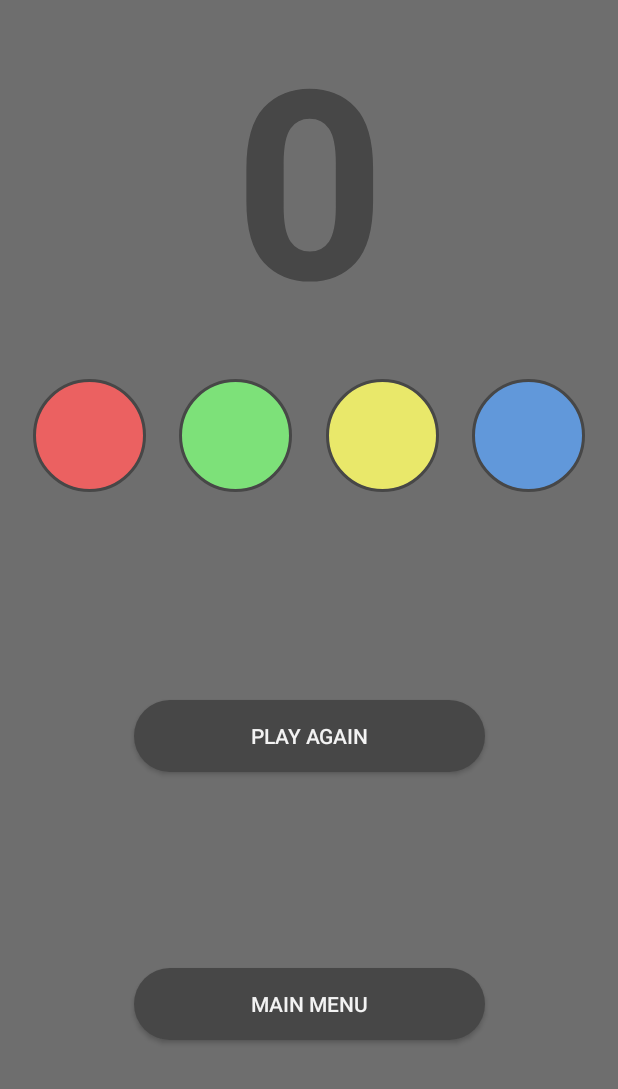
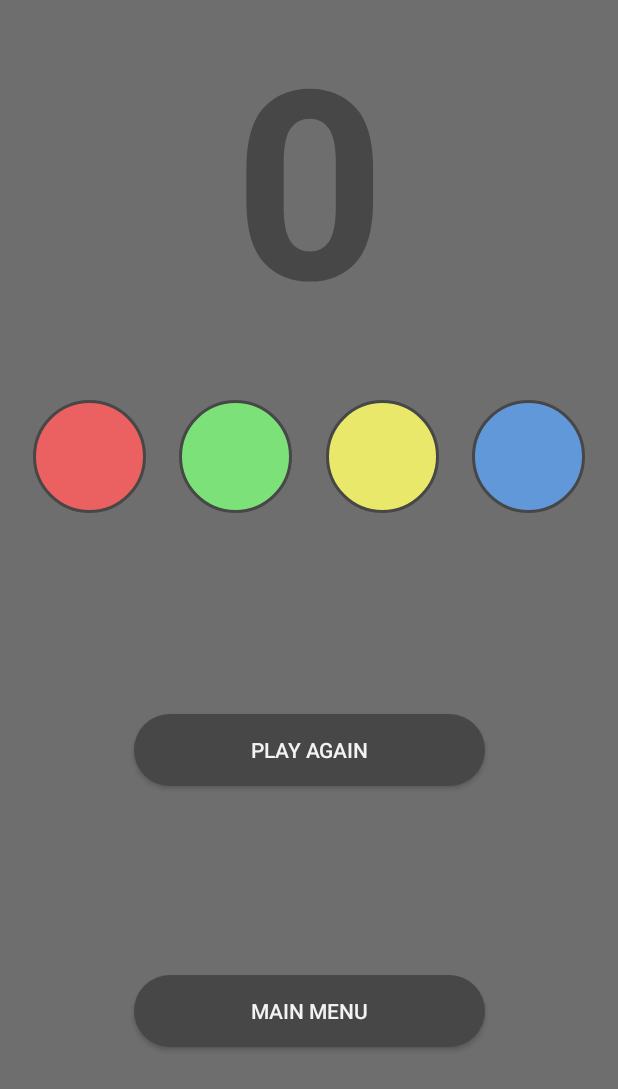
Before and after one commit to max-seeli/Comember, an Android app: the GameOverFragment screen opened through its navigation route, on a phone screen of 412 x 824 dp. Shown: the top 1089 px of the screen. Run offline under Robolectric (Android 15) with nearby library versions, the light colour scheme and no system bars.

Commit message:
Rounded Text View and changed from guidelines to barriers
Signed-off-by: Max Seeliger <maximilian.seeliger@gmail.com>

```diff
--- a/app/src/main/res/layout/game_over_fragment.xml
+++ b/app/src/main/res/layout/game_over_fragment.xml
@@ -24,50 +24,44 @@
         android:layout_width="@dimen/main_circle_size"
 
         android:layout_height="@dimen/main_circle_size"
-        android:layout_marginTop="64dp"
         android:background="@drawable/red_circle_shape"
         app:layout_constraintEnd_toStartOf="@+id/green_circle"
         app:layout_constraintStart_toStartOf="parent"
-        app:layout_constraintTop_toBottomOf="@+id/guideline5" />
+        app:layout_constraintTop_toBottomOf="@+id/barrier2" />
 
     <View
         android:id="@+id/green_circle"
         android:layout_width="@dimen/main_circle_size"
         android:layout_height="@dimen/main_circle_size"
-        android:layout_marginTop="64dp"
         android:background="@drawable/green_circle_shape"
         app:layout_constraintEnd_toStartOf="@+id/yellow_circle"
         app:layout_constraintHorizontal_bias="0.5"
         app:layout_constraintStart_toEndOf="@+id/red_circle"
-        app:layout_constraintTop_toBottomOf="@+id/guideline5" />
+        app:layout_constraintTop_toBottomOf="@+id/barrier2" />
 
     <View
         android:id="@+id/yellow_circle"
         android:layout_width="@dimen/main_circle_size"
         android:layout_height="@dimen/main_circle_size"
-        android:layout_marginTop="64dp"
         android:background="@drawable/yellow_circle_shape"
         app:layout_constraintEnd_toStartOf="@+id/blue_circle"
         app:layout_constraintHorizontal_bias="0.5"
         app:layout_constraintStart_toEndOf="@+id/green_circle"
-        app:layout_constraintTop_toBottomOf="@+id/guideline5" />
+        app:layout_constraintTop_toBottomOf="@+id/barrier2" />
 
     <View
         android:id="@+id/blue_circle"
         android:layout_width="@dimen/main_circle_size"
         android:layout_height="@dimen/main_circle_size"
-        android:layout_marginTop="64dp"
         android:background="@drawable/blue_circle_shape"
         app:layout_constraintEnd_toEndOf="parent"
         app:layout_constraintHorizontal_bias="0.5"
         app:layout_constraintStart_toEndOf="@+id/yellow_circle"
-        app:layout_constraintTop_toBottomOf="@+id/guideline5" />
+        app:layout_constraintTop_toBottomOf="@+id/barrier2" />
 
     <Button
         android:id="@id/button_play_again"
         style="@style/button_style"
-        android:layout_width="234dp"
-        android:layout_height="@dimen/button_height"
         android:layout_marginTop="32dp"
         android:layout_marginBottom="24dp"
         android:text="@string/play_again"
@@ -82,8 +76,6 @@
     <Button
         android:id="@id/button_main_menu"
         style="@style/button_style"
-        android:layout_width="234dp"
-        android:layout_height="@dimen/button_height"
         android:layout_marginHorizontal="60dp"
         android:layout_marginBottom="24dp"
         android:text="@string/main_menu"
@@ -96,10 +88,18 @@
         tools:layout_conversion_absoluteWidth="273dp" />
 
     <androidx.constraintlayout.widget.Guideline
-        android:id="@+id/guideline5"
+        android:id="@+id/guideline"
         android:layout_width="wrap_content"
         android:layout_height="wrap_content"
         android:orientation="horizontal"
-        app:layout_constraintGuide_begin="189dp" />
+        app:layout_constraintGuide_begin="235dp"/>
+
+    <androidx.constraintlayout.widget.Barrier
+        android:id="@+id/barrier2"
+        android:layout_width="wrap_content"
+        android:layout_height="wrap_content"
+        app:barrierMargin="32dp"
+        app:barrierDirection="bottom"
+        app:constraint_referenced_ids="guideline, text_view_game_score_counter"/>
 
 </androidx.constraintlayout.motion.widget.MotionLayout>
--- a/app/src/main/res/values/dimens.xml
+++ b/app/src/main/res/values/dimens.xml
@@ -1,6 +1,8 @@
 <?xml version="1.0" encoding="utf-8"?>
 <resources>
     <dimen name="main_circle_size">75dp</dimen>
+
     <dimen name="button_height">48dp</dimen>
+    <dimen name="button_width">234dp</dimen>
     <dimen name="button_corner_radius">24dp</dimen>
 </resources>
--- a/app/src/main/res/values/styles.xml
+++ b/app/src/main/res/values/styles.xml
@@ -12,6 +12,9 @@
         <item name="android:textAllCaps">true</item>
         <item name="fontWeight">400</item>
         <item name="android:background">@drawable/button_background</item>
+        <item name="android:layout_height">@dimen/button_height</item>
+        <item name="android:layout_width">@dimen/button_width</item>
+
     </style>
     <style name="bigger_text">
         <item name="android:textSize">22sp</item>
--- a/app/src/main/res/xml/game_over_fragment_scene.xml
+++ b/app/src/main/res/xml/game_over_fragment_scene.xml
@@ -12,41 +12,6 @@
     </Transition>
 
     <ConstraintSet android:id="@+id/start">
-        <Constraint
-            android:id="@+id/red_circle"
-            motion:layout_constraintEnd_toStartOf="@+id/green_circle"
-            android:layout_width="@dimen/main_circle_size"
-            android:layout_height="@dimen/main_circle_size"
-            motion:layout_constraintTop_toBottomOf="@+id/guideline5"
-            motion:layout_constraintStart_toStartOf="parent"
-            android:layout_marginTop="64dp" />
-        <Constraint
-            android:id="@+id/green_circle"
-            motion:layout_constraintEnd_toStartOf="@+id/yellow_circle"
-            motion:layout_constraintStart_toEndOf="@+id/red_circle"
-            android:layout_width="@dimen/main_circle_size"
-            android:layout_height="@dimen/main_circle_size"
-            motion:layout_constraintTop_toBottomOf="@+id/guideline5"
-            motion:layout_constraintHorizontal_bias="0.5"
-            android:layout_marginTop="64dp" />
-        <Constraint
-            android:id="@+id/yellow_circle"
-            motion:layout_constraintEnd_toStartOf="@+id/blue_circle"
-            motion:layout_constraintStart_toEndOf="@+id/green_circle"
-            android:layout_width="@dimen/main_circle_size"
-            android:layout_height="@dimen/main_circle_size"
-            motion:layout_constraintTop_toBottomOf="@+id/guideline5"
-            motion:layout_constraintHorizontal_bias="0.5"
-            android:layout_marginTop="64dp" />
-        <Constraint
-            android:id="@+id/blue_circle"
-            motion:layout_constraintEnd_toEndOf="parent"
-            motion:layout_constraintStart_toEndOf="@+id/yellow_circle"
-            android:layout_width="@dimen/main_circle_size"
-            android:layout_height="@dimen/main_circle_size"
-            motion:layout_constraintTop_toBottomOf="@+id/guideline5"
-            motion:layout_constraintHorizontal_bias="0.5"
-            android:layout_marginTop="64dp" />
     </ConstraintSet>
 
     <ConstraintSet android:id="@+id/end">
```
Also changed, not shown: app/src/main/res/layout/main_fragment.xml (+15 -19 lines), app/src/main/res/xml/main_fragment_scene.xml (+8 -10 lines).
